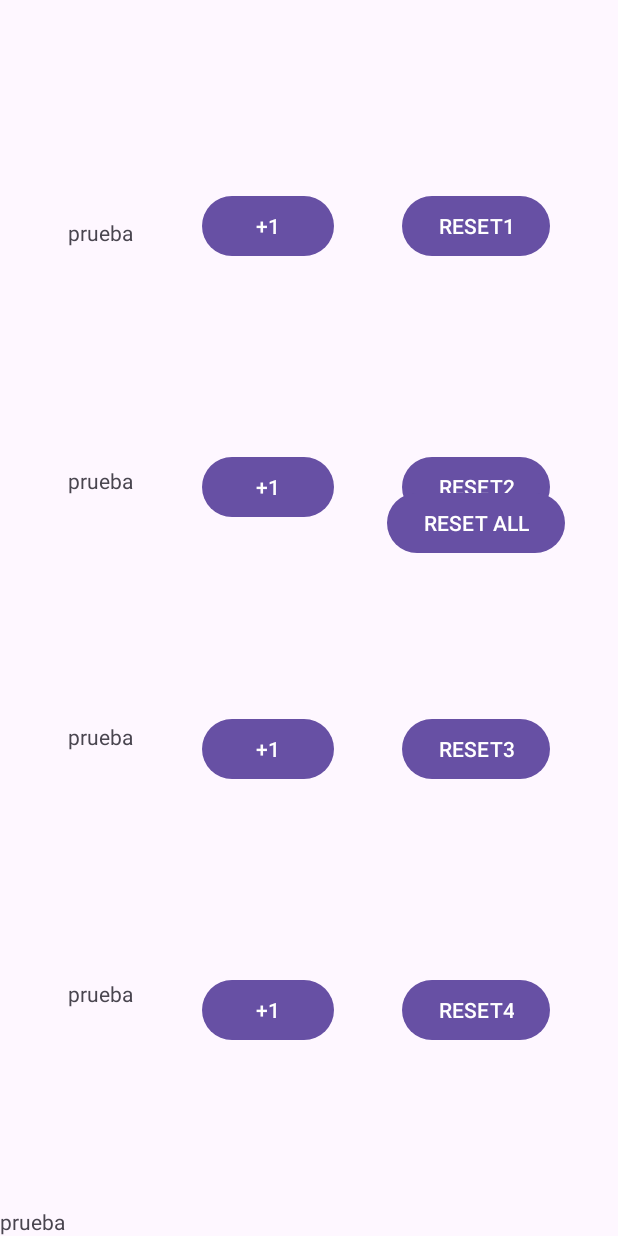
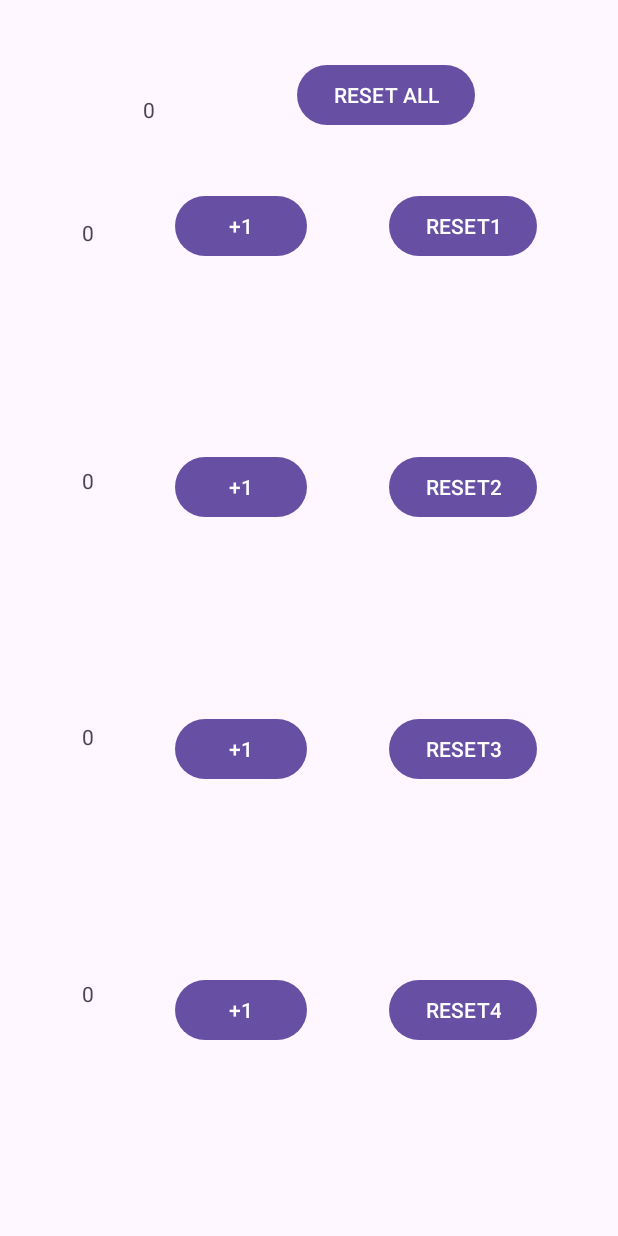
Before and after one commit to LuisHerrera4/android-act1-m08-, an Android app: the screen it shows after launch (MainActivity), on a phone screen of 412 x 824 dp. Run offline under Robolectric (Android 15) with nearby library versions, the phone set to English and light mode, and no system bars.

Commit message:
Hacer apartado de codigo

```diff
--- a/app/src/main/res/layout/activity_main.xml
+++ b/app/src/main/res/layout/activity_main.xml
@@ -13,7 +13,7 @@
         android:id="@+id/contadorDeClics"
         android:layout_width="wrap_content"
         android:layout_height="wrap_content"
-        android:text="prueba"
+        android:text="0"
         app:layout_constraintBottom_toTopOf="@id/contadorDeClics1"
         app:layout_constraintLeft_toLeftOf="parent"
         app:layout_constraintRight_toLeftOf="@id/augmentarElContador"
@@ -35,7 +35,7 @@
         android:id="@+id/contadorDeClics1"
         android:layout_width="wrap_content"
         android:layout_height="wrap_content"
-        android:text="prueba"
+        android:text="0"
         app:layout_constraintBottom_toTopOf="@id/augmentarElContador2"
         app:layout_constraintLeft_toLeftOf="parent"
         app:layout_constraintRight_toLeftOf="@id/augmentarElContador1"
@@ -57,7 +57,7 @@
         android:id="@+id/contadorDeClics2"
         android:layout_width="wrap_content"
         android:layout_height="wrap_content"
-        android:text="prueba"
+        android:text="0"
         app:layout_constraintBottom_toTopOf="@id/contadorDeClics3"
         app:layout_constraintLeft_toLeftOf="parent"
         app:layout_constraintRight_toLeftOf="@id/augmentarElContador2"
@@ -80,7 +80,7 @@
         android:id="@+id/contadorDeClics3"
         android:layout_width="wrap_content"
         android:layout_height="wrap_content"
-        android:text="prueba"
+        android:text="0"
         app:layout_constraintBottom_toBottomOf="parent"
         app:layout_constraintLeft_toLeftOf="parent"
         app:layout_constraintRight_toLeftOf="@id/augmentarElContador3"
@@ -154,20 +154,20 @@
         android:id="@+id/contadorTotal"
         android:layout_width="wrap_content"
         android:layout_height="wrap_content"
-        android:text="prueba"
-        app:layout_constraintBottom_toBottomOf="parent"
+        android:text="0"
+        app:layout_constraintBottom_toTopOf="@id/contadorDeClics"
         app:layout_constraintLeft_toLeftOf="parent"
-        app:layout_constraintRight_toLeftOf=""
-        app:layout_constraintTop_toBottomOf=""/>
+        app:layout_constraintRight_toLeftOf="@id/RESETALL"
+        app:layout_constraintTop_toTopOf="parent"/>
 
     <Button
         android:id="@+id/RESETALL"
         android:layout_width="wrap_content"
         android:layout_height="wrap_content"
         android:text="RESET ALL"
-        app:layout_constraintBottom_toBottomOf="@id/RESET1"
-        app:layout_constraintLeft_toRightOf="@id/augmentarElContador3"
+        app:layout_constraintBottom_toTopOf="@id/RESET1"
+        app:layout_constraintLeft_toRightOf="@id/contadorTotal"
         app:layout_constraintRight_toRightOf="parent"
-        app:layout_constraintTop_toBottomOf="@id/RESET3"/>
+        app:layout_constraintTop_toTopOf="parent"/>
 
 </androidx.constraintlayout.widget.ConstraintLayout>
```
